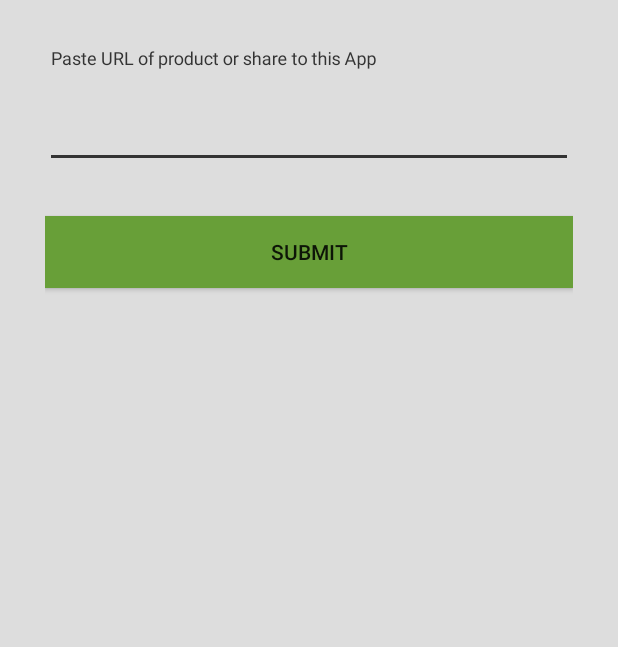
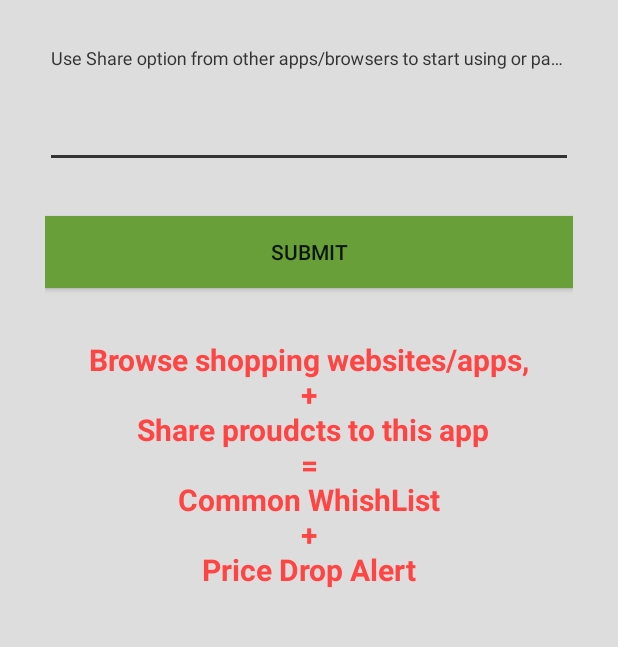
Before and after one commit to pkb149/PriceDropAlert, an Android app: the SearchActivity screen opened directly, with no data from a screen before it, on a phone screen of 412 x 824 dp, the part 312-959 px from its top. Run offline under Robolectric (Android 15) with nearby library versions, the phone set to English and light mode, and no system bars; our stand-ins replace AdMob, Firebase (no records; nobody signed in at launch, a user with empty details on screens opened directly); libraries missing offline, so code that uses them is left out: com.facebook, com.facebook.login; plain views replace PercentRelativeLayout; 1 statement that could not run was skipped.

Commit message:
search UI change notification on Click bug fix
in script:  amazon unavaialbel fix

```diff
--- a/app/build.gradle
+++ b/app/build.gradle
@@ -16,8 +16,8 @@ android {
         applicationId "com.pkb149.pricedropalert"
         minSdkVersion 15
         targetSdkVersion 26
-        versionCode 3
-        versionName "1.2"
+        versionCode 4
+        versionName "1.3"
         testInstrumentationRunner "android.support.test.runner.AndroidJUnitRunner"
     }
     buildTypes {
--- a/app/src/main/AndroidManifest.xml
+++ b/app/src/main/AndroidManifest.xml
@@ -20,6 +20,7 @@
 
         <activity
             android:name=".SearchActivity"
+            android:screenOrientation="portrait"
             android:theme="@style/AppTheme_ActionBar">
             <intent-filter>
                 <action android:name="android.intent.action.SEND" />
@@ -75,7 +76,7 @@
             android:name=".NotificationsActivity"
             android:theme="@style/AppTheme_ActionBar" />
         <activity android:name=".ForgotPassword"
-            android:theme="@style/AppTheme_ActionBar"></activity>
+            android:theme="@style/AppTheme_ActionBar"/>
     </application>
 
 </manifest>
--- a/app/src/main/res/layout/activity_search.xml
+++ b/app/src/main/res/layout/activity_search.xml
@@ -1,7 +1,6 @@
 <?xml version="1.0" encoding="utf-8"?>
 <android.support.percent.PercentRelativeLayout android:layout_width="match_parent"
     android:layout_height="match_parent"
-    xmlns:app="http://schemas.android.com/apk/res-auto"
     android:background="@color/almost_white"
     xmlns:android="http://schemas.android.com/apk/res/android">
 
@@ -13,6 +12,9 @@
         android:layout_centerInParent="true">
     </ProgressBar>
 
+    <ScrollView
+        android:layout_width="match_parent"
+        android:layout_height="wrap_content">
     <LinearLayout android:orientation="vertical"
         android:layout_width="match_parent"
         android:layout_height="wrap_content"
@@ -42,7 +44,7 @@
             <EditText android:id="@+id/link"
                 android:layout_width="match_parent"
                 android:layout_height="match_parent"
-                android:hint="Paste URL of product or share to this App" />
+                android:hint="Use Share option from other apps/browsers to start using or paste the URL" />
         </android.support.design.widget.TextInputLayout>
 
         <android.support.v7.widget.AppCompatButton
@@ -54,7 +56,19 @@
             android:padding="12dp"
             android:background="@color/light_green"
             android:text="Submit"/>
+        <TextView
+            android:layout_width="match_parent"
+            android:text="Browse shopping websites/apps,\n+\n Share proudcts to this app\n=\nCommon WhishList\n+\nPrice Drop Alert"
+            android:textColor="@android:color/holo_red_light"
+            android:gravity="center"
+            android:layout_marginLeft="10dp"
+            android:layout_marginRight="10dp"
+            android:layout_marginTop="10dp"
+            android:textSize="20sp"
+            android:textStyle="bold"
+            android:layout_height="wrap_content" />
     </LinearLayout>
+    </ScrollView>
 
     <com.google.android.gms.ads.AdView
         xmlns:ads="http://schemas.android.com/apk/res-auto"
```
Also changed, not shown: app/src/main/java/com/pkb149/pricedropalert/MyFirebaseMessagingService.java (+8 -5 lines), app/src/main/java/com/pkb149/pricedropalert/WelcomeActivity.java (+16 -2 lines).
